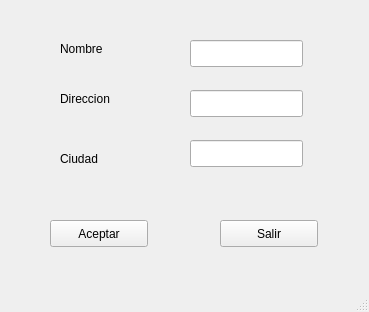
Above: local.ui from jose8club/Local before the change. Below: the same form after it.
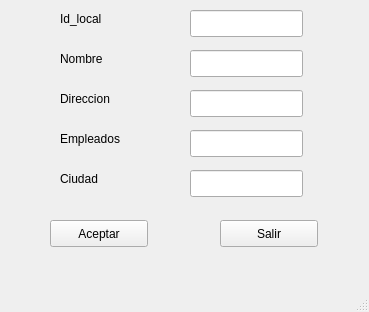
That is the form after the change.

The edit to the form file:
```diff
--- a/local.ui
+++ b/local.ui
@@ -30,7 +30,7 @@
     <property name="geometry">
      <rect>
       <x>190</x>
-      <y>40</y>
+      <y>50</y>
       <width>113</width>
       <height>27</height>
      </rect>
@@ -50,7 +50,7 @@
     <property name="geometry">
      <rect>
       <x>60</x>
-      <y>40</y>
+      <y>50</y>
       <width>66</width>
       <height>17</height>
      </rect>
@@ -76,7 +76,7 @@
     <property name="geometry">
      <rect>
       <x>190</x>
-      <y>140</y>
+      <y>170</y>
       <width>113</width>
       <height>27</height>
      </rect>
@@ -112,7 +112,7 @@
     <property name="geometry">
      <rect>
       <x>60</x>
-      <y>150</y>
+      <y>170</y>
       <width>66</width>
       <height>17</height>
      </rect>
@@ -121,6 +121,52 @@
      <string>Ciudad</string>
     </property>
    </widget>
+   <widget class="QLabel" name="empleados_label">
+    <property name="geometry">
+     <rect>
+      <x>60</x>
+      <y>130</y>
+      <width>81</width>
+      <height>17</height>
+     </rect>
+    </property>
+    <property name="text">
+     <string>Empleados</string>
+    </property>
+   </widget>
+   <widget class="QLineEdit" name="lineEmpleados">
+    <property name="geometry">
+     <rect>
+      <x>190</x>
+      <y>130</y>
+      <width>113</width>
+      <height>27</height>
+     </rect>
+    </property>
+   </widget>
+   <widget class="QLabel" name="id_label">
+    <property name="geometry">
+     <rect>
+      <x>60</x>
+      <y>10</y>
+      <width>66</width>
+      <height>17</height>
+     </rect>
+    </property>
+    <property name="text">
+     <string>Id_local</string>
+    </property>
+   </widget>
+   <widget class="QLineEdit" name="id_local">
+    <property name="geometry">
+     <rect>
+      <x>190</x>
+      <y>10</y>
+      <width>113</width>
+      <height>27</height>
+     </rect>
+    </property>
+   </widget>
   </widget>
   <widget class="QMenuBar" name="menubar">
    <property name="geometry">
```
